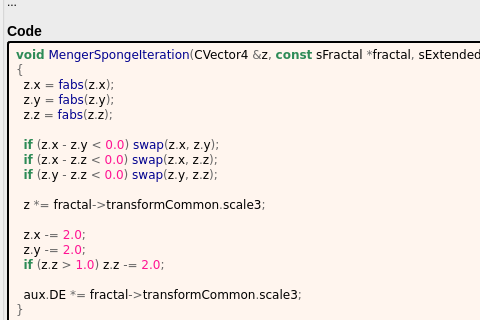
Qt form mandelbulber2/formula/ui/menger_sponge.ui (buddhi1980/mandelbulber2) before a commit; both pictures show x 0 to 480 and y 184 to 504 of the 781 by 821 pixel window.
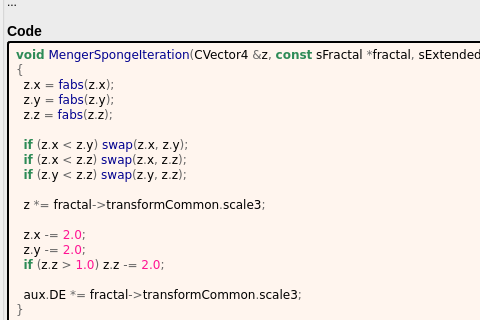
The same form after that commit. Custom widgets are drawn as their Qt base class.

```diff
--- a/mandelbulber2/formula/ui/menger_sponge.ui
+++ b/mandelbulber2/formula/ui/menger_sponge.ui
@@ -131,9 +131,9 @@
   z&lt;span style=&quot;color:#676767&quot;&gt;.&lt;/span&gt;y &lt;span style=&quot;color:#676767&quot;&gt;=&lt;/span&gt; &lt;span style=&quot;color:#00008f&quot;&gt;fabs&lt;/span&gt;&lt;span style=&quot;color:#676767&quot;&gt;(&lt;/span&gt;z&lt;span style=&quot;color:#676767&quot;&gt;.&lt;/span&gt;y&lt;span style=&quot;color:#676767&quot;&gt;);&lt;/span&gt;
   z&lt;span style=&quot;color:#676767&quot;&gt;.&lt;/span&gt;z &lt;span style=&quot;color:#676767&quot;&gt;=&lt;/span&gt; &lt;span style=&quot;color:#00008f&quot;&gt;fabs&lt;/span&gt;&lt;span style=&quot;color:#676767&quot;&gt;(&lt;/span&gt;z&lt;span style=&quot;color:#676767&quot;&gt;.&lt;/span&gt;z&lt;span style=&quot;color:#676767&quot;&gt;);&lt;/span&gt;
 
-  &lt;span style=&quot;color:#2e8b57; font-weight:bold&quot;&gt;if&lt;/span&gt; &lt;span style=&quot;color:#676767&quot;&gt;(&lt;/span&gt;z&lt;span style=&quot;color:#676767&quot;&gt;.&lt;/span&gt;x &lt;span style=&quot;color:#676767&quot;&gt;-&lt;/span&gt; z&lt;span style=&quot;color:#676767&quot;&gt;.&lt;/span&gt;y &lt;span style=&quot;color:#676767&quot;&gt;&amp;lt;&lt;/span&gt; &lt;span style=&quot;color:#ff1493&quot;&gt;0.0&lt;/span&gt;&lt;span style=&quot;color:#676767&quot;&gt;)&lt;/span&gt; &lt;span style=&quot;color:#00008f&quot;&gt;swap&lt;/span&gt;&lt;span style=&quot;color:#676767&quot;&gt;(&lt;/span&gt;z&lt;span style=&quot;color:#676767&quot;&gt;.&lt;/span&gt;x&lt;span style=&quot;color:#676767&quot;&gt;,&lt;/span&gt; z&lt;span style=&quot;color:#676767&quot;&gt;.&lt;/span&gt;y&lt;span style=&quot;color:#676767&quot;&gt;);&lt;/span&gt;
-  &lt;span style=&quot;color:#2e8b57; font-weight:bold&quot;&gt;if&lt;/span&gt; &lt;span style=&quot;color:#676767&quot;&gt;(&lt;/span&gt;z&lt;span style=&quot;color:#676767&quot;&gt;.&lt;/span&gt;x &lt;span style=&quot;color:#676767&quot;&gt;-&lt;/span&gt; z&lt;span style=&quot;color:#676767&quot;&gt;.&lt;/span&gt;z &lt;span style=&quot;color:#676767&quot;&gt;&amp;lt;&lt;/span&gt; &lt;span style=&quot;color:#ff1493&quot;&gt;0.0&lt;/span&gt;&lt;span style=&quot;color:#676767&quot;&gt;)&lt;/span&gt; &lt;span style=&quot;color:#00008f&quot;&gt;swap&lt;/span&gt;&lt;span style=&quot;color:#676767&quot;&gt;(&lt;/span&gt;z&lt;span style=&quot;color:#676767&quot;&gt;.&lt;/span&gt;x&lt;span style=&quot;color:#676767&quot;&gt;,&lt;/span&gt; z&lt;span style=&quot;color:#676767&quot;&gt;.&lt;/span&gt;z&lt;span style=&quot;color:#676767&quot;&gt;);&lt;/span&gt;
-  &lt;span style=&quot;color:#2e8b57; font-weight:bold&quot;&gt;if&lt;/span&gt; &lt;span style=&quot;color:#676767&quot;&gt;(&lt;/span&gt;z&lt;span style=&quot;color:#676767&quot;&gt;.&lt;/span&gt;y &lt;span style=&quot;color:#676767&quot;&gt;-&lt;/span&gt; z&lt;span style=&quot;color:#676767&quot;&gt;.&lt;/span&gt;z &lt;span style=&quot;color:#676767&quot;&gt;&amp;lt;&lt;/span&gt; &lt;span style=&quot;color:#ff1493&quot;&gt;0.0&lt;/span&gt;&lt;span style=&quot;color:#676767&quot;&gt;)&lt;/span&gt; &lt;span style=&quot;color:#00008f&quot;&gt;swap&lt;/span&gt;&lt;span style=&quot;color:#676767&quot;&gt;(&lt;/span&gt;z&lt;span style=&quot;color:#676767&quot;&gt;.&lt;/span&gt;y&lt;span style=&quot;color:#676767&quot;&gt;,&lt;/span&gt; z&lt;span style=&quot;color:#676767&quot;&gt;.&lt;/span&gt;z&lt;span style=&quot;color:#676767&quot;&gt;);&lt;/span&gt;
+  &lt;span style=&quot;color:#2e8b57; font-weight:bold&quot;&gt;if&lt;/span&gt; &lt;span style=&quot;color:#676767&quot;&gt;(&lt;/span&gt;z&lt;span style=&quot;color:#676767&quot;&gt;.&lt;/span&gt;x &lt;span style=&quot;color:#676767&quot;&gt;&amp;lt;&lt;/span&gt; z&lt;span style=&quot;color:#676767&quot;&gt;.&lt;/span&gt;y&lt;span style=&quot;color:#676767&quot;&gt;)&lt;/span&gt; &lt;span style=&quot;color:#00008f&quot;&gt;swap&lt;/span&gt;&lt;span style=&quot;color:#676767&quot;&gt;(&lt;/span&gt;z&lt;span style=&quot;color:#676767&quot;&gt;.&lt;/span&gt;x&lt;span style=&quot;color:#676767&quot;&gt;,&lt;/span&gt; z&lt;span style=&quot;color:#676767&quot;&gt;.&lt;/span&gt;y&lt;span style=&quot;color:#676767&quot;&gt;);&lt;/span&gt;
+  &lt;span style=&quot;color:#2e8b57; font-weight:bold&quot;&gt;if&lt;/span&gt; &lt;span style=&quot;color:#676767&quot;&gt;(&lt;/span&gt;z&lt;span style=&quot;color:#676767&quot;&gt;.&lt;/span&gt;x &lt;span style=&quot;color:#676767&quot;&gt;&amp;lt;&lt;/span&gt; z&lt;span style=&quot;color:#676767&quot;&gt;.&lt;/span&gt;z&lt;span style=&quot;color:#676767&quot;&gt;)&lt;/span&gt; &lt;span style=&quot;color:#00008f&quot;&gt;swap&lt;/span&gt;&lt;span style=&quot;color:#676767&quot;&gt;(&lt;/span&gt;z&lt;span style=&quot;color:#676767&quot;&gt;.&lt;/span&gt;x&lt;span style=&quot;color:#676767&quot;&gt;,&lt;/span&gt; z&lt;span style=&quot;color:#676767&quot;&gt;.&lt;/span&gt;z&lt;span style=&quot;color:#676767&quot;&gt;);&lt;/span&gt;
+  &lt;span style=&quot;color:#2e8b57; font-weight:bold&quot;&gt;if&lt;/span&gt; &lt;span style=&quot;color:#676767&quot;&gt;(&lt;/span&gt;z&lt;span style=&quot;color:#676767&quot;&gt;.&lt;/span&gt;y &lt;span style=&quot;color:#676767&quot;&gt;&amp;lt;&lt;/span&gt; z&lt;span style=&quot;color:#676767&quot;&gt;.&lt;/span&gt;z&lt;span style=&quot;color:#676767&quot;&gt;)&lt;/span&gt; &lt;span style=&quot;color:#00008f&quot;&gt;swap&lt;/span&gt;&lt;span style=&quot;color:#676767&quot;&gt;(&lt;/span&gt;z&lt;span style=&quot;color:#676767&quot;&gt;.&lt;/span&gt;y&lt;span style=&quot;color:#676767&quot;&gt;,&lt;/span&gt; z&lt;span style=&quot;color:#676767&quot;&gt;.&lt;/span&gt;z&lt;span style=&quot;color:#676767&quot;&gt;);&lt;/span&gt;
 
   z &lt;span style=&quot;color:#676767&quot;&gt;*=&lt;/span&gt; fractal&lt;span style=&quot;color:#676767&quot;&gt;-&amp;gt;&lt;/span&gt;transformCommon&lt;span style=&quot;color:#676767&quot;&gt;.&lt;/span&gt;scale3&lt;span style=&quot;color:#676767&quot;&gt;;&lt;/span&gt;
 
```
